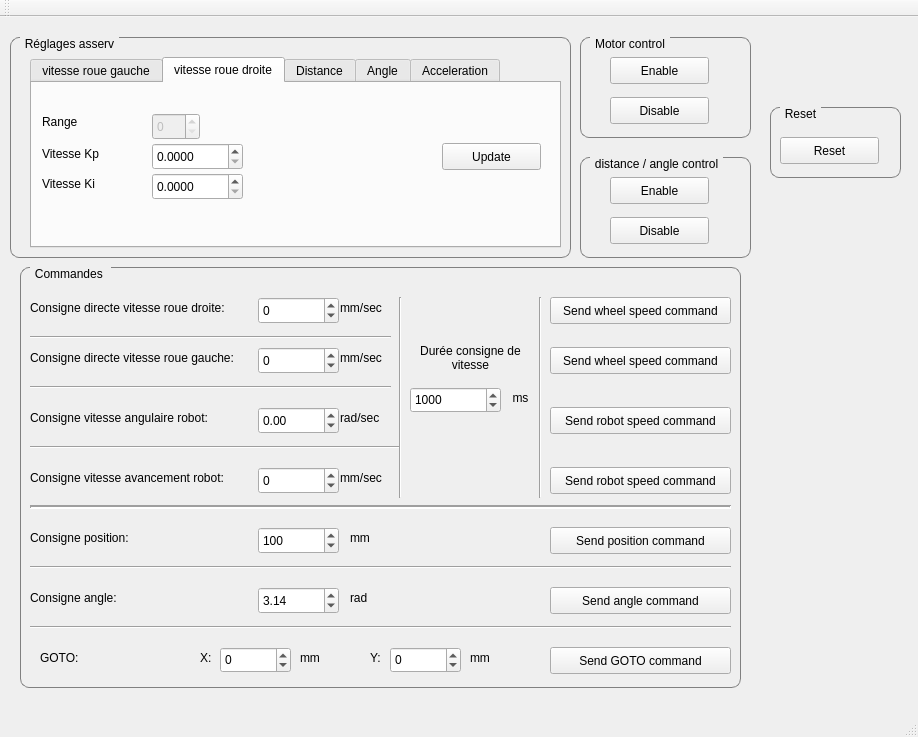
EsialRobotik/PlotJuggler, file plugins/AsservStream/asservstreamcontrolpanel.ui: the form before one commit.
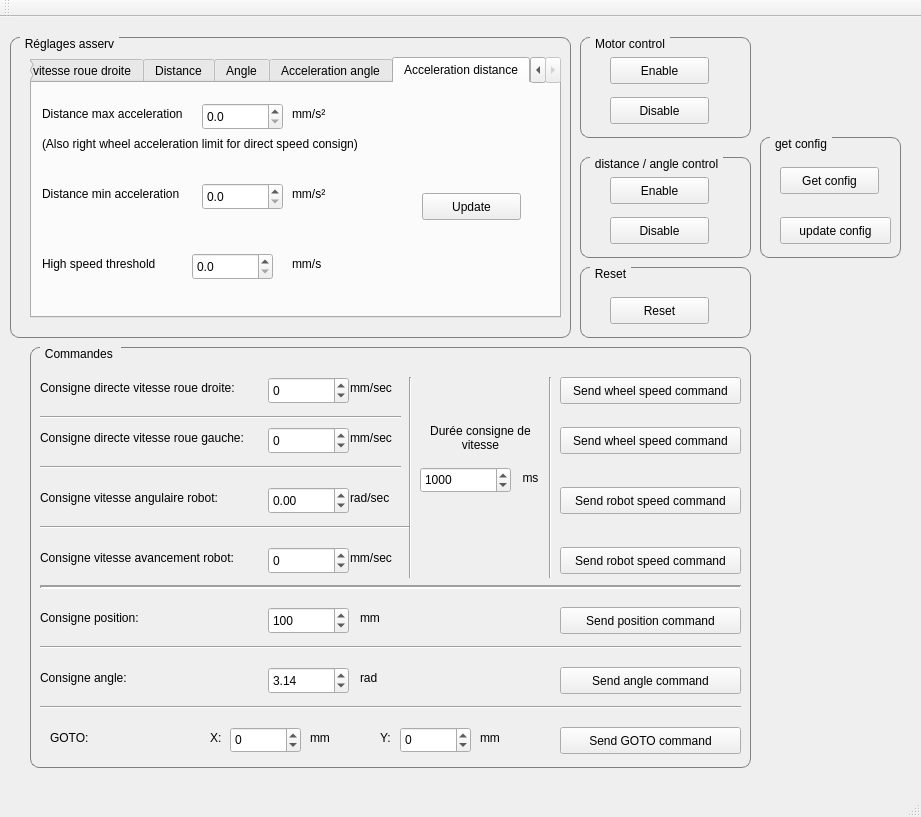
The form after the commit. The open tabs and pages were chosen to show the change.

Commit message: Update GUI + PoC to retrieve config from asserv

Patch:
```diff
--- a/plugins/AsservStream/asservstreamcontrolpanel.ui
+++ b/plugins/AsservStream/asservstreamcontrolpanel.ui
@@ -6,8 +6,8 @@
    <rect>
     <x>0</x>
     <y>0</y>
-    <width>918</width>
-    <height>737</height>
+    <width>921</width>
+    <height>817</height>
    </rect>
   </property>
   <property name="windowTitle">
@@ -20,7 +20,7 @@
       <x>10</x>
       <y>20</y>
       <width>561</width>
-      <height>221</height>
+      <height>301</height>
      </rect>
     </property>
     <property name="styleSheet">
@@ -51,7 +51,7 @@
        <x>20</x>
        <y>20</y>
        <width>531</width>
-       <height>191</height>
+       <height>261</height>
       </rect>
      </property>
      <property name="currentIndex">
@@ -183,7 +183,7 @@
        <property name="geometry">
         <rect>
          <x>10</x>
-         <y>90</y>
+         <y>110</y>
          <width>121</width>
          <height>21</height>
         </rect>
@@ -209,7 +209,7 @@
        <property name="geometry">
         <rect>
          <x>120</x>
-         <y>90</y>
+         <y>110</y>
          <width>91</width>
          <height>27</height>
         </rect>
@@ -225,7 +225,7 @@
        <property name="geometry">
         <rect>
          <x>120</x>
-         <y>60</y>
+         <y>70</y>
          <width>91</width>
          <height>27</height>
         </rect>
@@ -241,7 +241,7 @@
        <property name="geometry">
         <rect>
          <x>10</x>
-         <y>60</y>
+         <y>70</y>
          <width>121</width>
          <height>21</height>
         </rect>
@@ -252,7 +252,7 @@
       </widget>
       <widget class="QSpinBox" name="vitesse_droite_range">
        <property name="enabled">
-        <bool>false</bool>
+        <bool>true</bool>
        </property>
        <property name="geometry">
         <rect>
@@ -369,7 +369,7 @@
      </widget>
      <widget class="QWidget" name="tab_acc">
       <attribute name="title">
-       <string>Acceleration</string>
+       <string>Acceleration angle</string>
       </attribute>
       <widget class="QPushButton" name="angle_acc_update_btn">
        <property name="geometry">
@@ -416,77 +416,6 @@
         <double>0.100000000000000</double>
        </property>
       </widget>
-      <widget class="Line" name="line_9">
-       <property name="geometry">
-        <rect>
-         <x>0</x>
-         <y>60</y>
-         <width>531</width>
-         <height>20</height>
-        </rect>
-       </property>
-       <property name="orientation">
-        <enum>Qt::Horizontal</enum>
-       </property>
-      </widget>
-      <widget class="QDoubleSpinBox" name="dist_acc">
-       <property name="geometry">
-        <rect>
-         <x>150</x>
-         <y>90</y>
-         <width>91</width>
-         <height>27</height>
-        </rect>
-       </property>
-       <property name="decimals">
-        <number>1</number>
-       </property>
-       <property name="maximum">
-        <double>10000.000000000000000</double>
-       </property>
-       <property name="singleStep">
-        <double>0.100000000000000</double>
-       </property>
-      </widget>
-      <widget class="QPushButton" name="distance_acc_update_btn">
-       <property name="geometry">
-        <rect>
-         <x>390</x>
-         <y>90</y>
-         <width>99</width>
-         <height>27</height>
-        </rect>
-       </property>
-       <property name="text">
-        <string>Update</string>
-       </property>
-      </widget>
-      <widget class="QLabel" name="label_30">
-       <property name="geometry">
-        <rect>
-         <x>10</x>
-         <y>90</y>
-         <width>131</width>
-         <height>21</height>
-        </rect>
-       </property>
-       <property name="text">
-        <string>Distance acceleration</string>
-       </property>
-      </widget>
-      <widget class="QLabel" name="label_31">
-       <property name="geometry">
-        <rect>
-         <x>10</x>
-         <y>120</y>
-         <width>361</width>
-         <height>21</height>
-        </rect>
-       </property>
-       <property name="text">
-        <string>(Also right wheel acceleration limit for direct speed consign)</string>
-       </property>
-      </widget>
       <widget class="QLabel" name="label_32">
        <property name="geometry">
         <rect>
@@ -497,20 +426,7 @@
         </rect>
        </property>
        <property name="text">
-        <string>mm/(asserv Period)</string>
-       </property>
-      </widget>
-      <widget class="QLabel" name="label_33">
-       <property name="geometry">
-        <rect>
-         <x>250</x>
-         <y>90</y>
-         <width>121</width>
-         <height>21</height>
-        </rect>
-       </property>
-       <property name="text">
-        <string>mm/(asserv Period)</string>
+        <string>mm/s²</string>
        </property>
       </widget>
       <widget class="QLabel" name="label_34">
@@ -527,6 +443,172 @@
        </property>
       </widget>
      </widget>
+     <widget class="QWidget" name="tab_acc_dist">
+      <attribute name="title">
+       <string>Acceleration distance</string>
+      </attribute>
+      <widget class="QLabel" name="label_33">
+       <property name="geometry">
+        <rect>
+         <x>260</x>
+         <y>20</y>
+         <width>121</width>
+         <height>21</height>
+        </rect>
+       </property>
+       <property name="text">
+        <string>mm/s²</string>
+       </property>
+      </widget>
+      <widget class="QLabel" name="label_30">
+       <property name="geometry">
+        <rect>
+         <x>10</x>
+         <y>20</y>
+         <width>161</width>
+         <height>21</height>
+        </rect>
+       </property>
+       <property name="text">
+        <string>Distance max acceleration</string>
+       </property>
+      </widget>
+      <widget class="QDoubleSpinBox" name="dist_acc_max">
+       <property name="geometry">
+        <rect>
+         <x>170</x>
+         <y>20</y>
+         <width>81</width>
+         <height>27</height>
+        </rect>
+       </property>
+       <property name="decimals">
+        <number>1</number>
+       </property>
+       <property name="maximum">
+        <double>10000.000000000000000</double>
+       </property>
+       <property name="singleStep">
+        <double>0.100000000000000</double>
+       </property>
+      </widget>
+      <widget class="QPushButton" name="distance_acc_update_btn">
+       <property name="geometry">
+        <rect>
+         <x>390</x>
+         <y>110</y>
+         <width>99</width>
+         <height>27</height>
+        </rect>
+       </property>
+       <property name="text">
+        <string>Update</string>
+       </property>
+      </widget>
+      <widget class="QLabel" name="label_31">
+       <property name="geometry">
+        <rect>
+         <x>10</x>
+         <y>50</y>
+         <width>361</width>
+         <height>21</height>
+        </rect>
+       </property>
+       <property name="text">
+        <string>(Also right wheel acceleration limit for direct speed consign)</string>
+       </property>
+      </widget>
+      <widget class="QDoubleSpinBox" name="dist_acc_min">
+       <property name="geometry">
+        <rect>
+         <x>170</x>
+         <y>100</y>
+         <width>81</width>
+         <height>27</height>
+        </rect>
+       </property>
+       <property name="decimals">
+        <number>1</number>
+       </property>
+       <property name="maximum">
+        <double>10000.000000000000000</double>
+       </property>
+       <property name="singleStep">
+        <double>0.100000000000000</double>
+       </property>
+      </widget>
+      <widget class="QLabel" name="label_49">
+       <property name="geometry">
+        <rect>
+         <x>260</x>
+         <y>100</y>
+         <width>121</width>
+         <height>21</height>
+        </rect>
+       </property>
+       <property name="text">
+        <string>mm/s²</string>
+       </property>
+      </widget>
+      <widget class="QLabel" name="label_50">
+       <property name="geometry">
+        <rect>
+         <x>10</x>
+         <y>100</y>
+         <width>161</width>
+         <height>21</height>
+        </rect>
+       </property>
+       <property name="text">
+        <string>Distance min acceleration</string>
+       </property>
+      </widget>
+      <widget class="QDoubleSpinBox" name="dist_acc_threshold">
+       <property name="geometry">
+        <rect>
+         <x>160</x>
+         <y>170</y>
+         <width>81</width>
+         <height>27</height>
+        </rect>
+       </property>
+       <property name="decimals">
+        <number>1</number>
+       </property>
+       <property name="maximum">
+        <double>10000.000000000000000</double>
+       </property>
+       <property name="singleStep">
+        <double>0.100000000000000</double>
+       </property>
+      </widget>
+      <widget class="QLabel" name="label_51">
+       <property name="geometry">
+        <rect>
+         <x>260</x>
+         <y>170</y>
+         <width>121</width>
+         <height>21</height>
+        </rect>
+       </property>
+       <property name="text">
+        <string>mm/s</string>
+       </property>
+      </widget>
+      <widget class="QLabel" name="label_52">
+       <property name="geometry">
+        <rect>
+         <x>10</x>
+         <y>170</y>
+         <width>161</width>
+         <height>21</height>
+        </rect>
+       </property>
+       <property name="text">
+        <string>High speed threshold</string>
+       </property>
+      </widget>
+     </widget>
     </widget>
    </widget>
    <widget class="QGroupBox" name="group_motor_control">
@@ -590,8 +672,8 @@
    <widget class="QGroupBox" name="groupBox_3">
     <property name="geometry">
      <rect>
-      <x>20</x>
-      <y>250</y>
+      <x>30</x>
+      <y>330</y>
       <width>721</width>
       <height>421</height>
      </rect>
@@ -1311,9 +1393,9 @@
    <widget class="QGroupBox" name="group_reset">
     <property name="geometry">
      <rect>
-      <x>770</x>
-      <y>90</y>
-      <width>131</width>
+      <x>580</x>
+      <y>250</y>
+      <width>171</width>
       <height>71</height>
      </rect>
     </property>
@@ -1342,7 +1424,7 @@
     <widget class="QPushButton" name="reset_btn">
      <property name="geometry">
       <rect>
-       <x>10</x>
+       <x>30</x>
        <y>30</y>
        <width>99</width>
        <height>27</height>
@@ -1353,6 +1435,64 @@
      </property>
     </widget>
    </widget>
+   <widget class="QGroupBox" name="group_get_config">
+    <property name="geometry">
+     <rect>
+      <x>760</x>
+      <y>120</y>
+      <width>141</width>
+      <height>121</height>
+     </rect>
+    </property>
+    <property name="styleSheet">
+     <string notr="true">QGroupBox {
+    border: 1px solid gray;
+    border-radius: 9px;
+    margin-top: 0.5em;
+}
+
+QGroupBox::title {
+    subcontrol-origin: margin;
+    left: 10px;
+    padding: 0 3px 0 3px;
+}</string>
+    </property>
+    <property name="title">
+     <string>get config</string>
+    </property>
+    <property name="alignment">
+     <set>Qt::AlignRight|Qt::AlignTrailing|Qt::AlignVCenter</set>
+    </property>
+    <property name="flat">
+     <bool>true</bool>
+    </property>
+    <widget class="QPushButton" name="get_config_btn">
+     <property name="geometry">
+      <rect>
+       <x>20</x>
+       <y>30</y>
+       <width>99</width>
+       <height>27</height>
+      </rect>
+     </property>
+     <property name="text">
+      <string>Get config</string>
+     </property>
+    </widget>
+    <widget class="QPushButton" name="update_config_btn">
+     <property name="geometry">
+      <rect>
+       <x>20</x>
+       <y>80</y>
+       <width>111</width>
+       <height>27</height>
+      </rect>
+     </property>
+     <property name="text">
+      <string>update config</string>
+     </property>
+    </widget>
+   </widget>
   </widget>
   <widget class="QMenuBar" name="menuBar">
    <property name="geometry">
```
Left out of the diff: 26 changed lines with no effect on the pictures. The commit also changes 5 other files.
